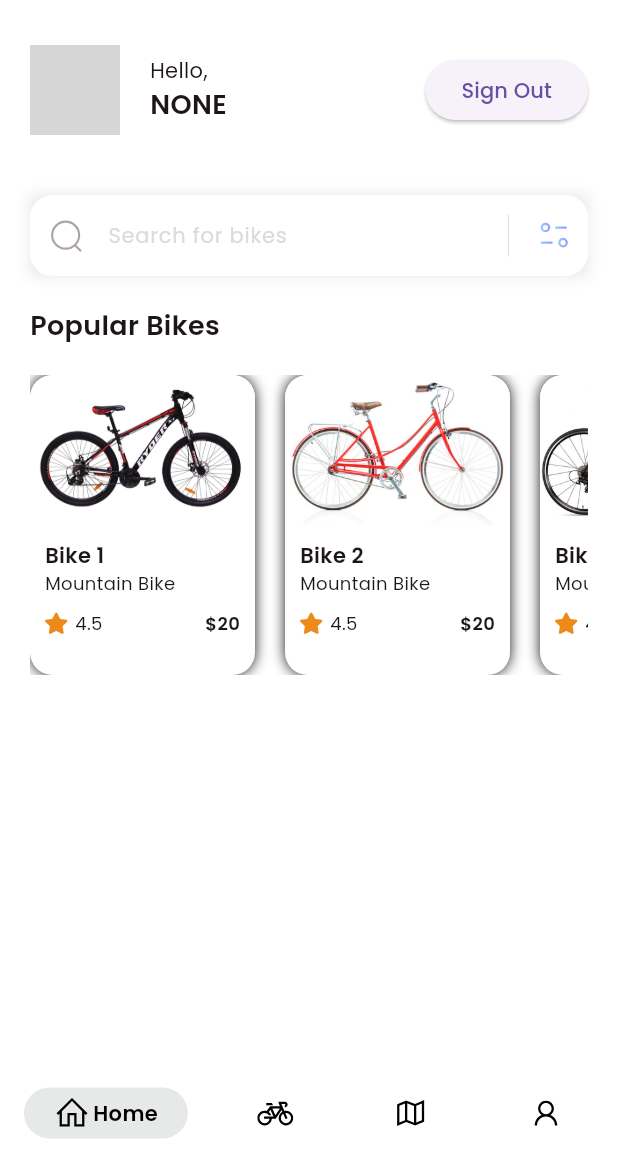
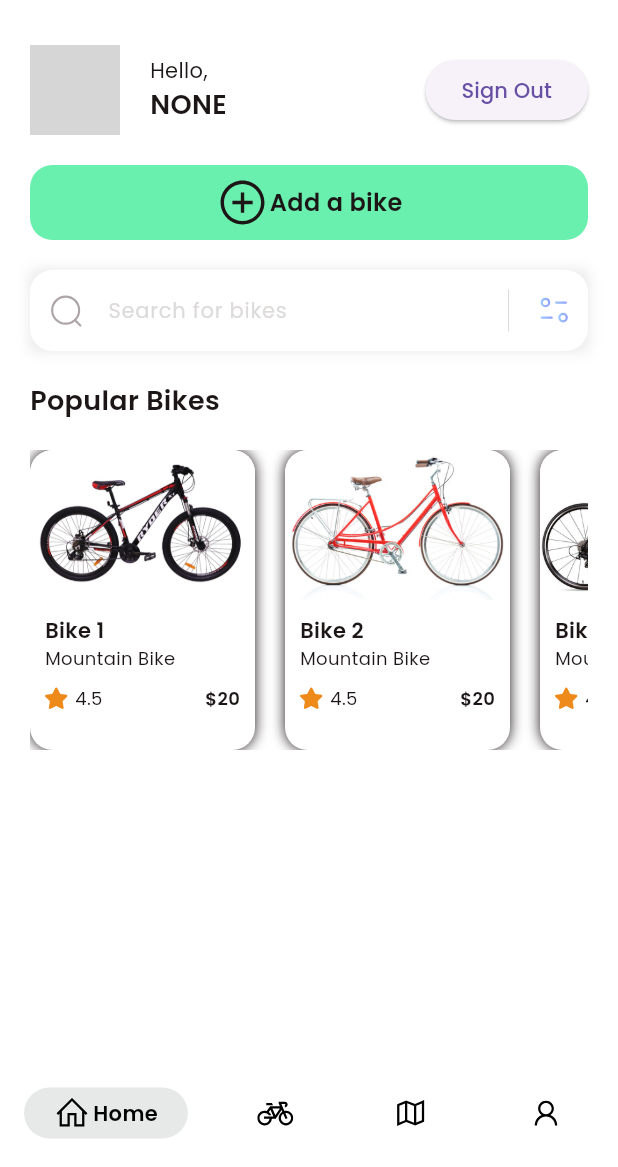
Before and after one commit to PeterArpon/elbisikleta, a Flutter app: the HomePage screen opened directly, on a phone screen of 412 x 824 dp, the part 69-1236 px from its top. Run offline on Flutter 3.47's test engine with Material 3 defaults, Android fonts, the phone set to English and light mode, and no system bars; drawn by our look-alikes of google_nav_bar; our stand-ins replace cloud_firestore, firebase_auth, firebase_core, flutter_svg, google_sign_in, iconly and 1 more; accounts and stored records are empty; network calls fail; grey boxes are pictures that could not be loaded.

Commit message:
UI: button for adding bike

```diff
--- a/lib/screens/HomePage.dart
+++ b/lib/screens/HomePage.dart
@@ -24,11 +24,45 @@ class _HomePageState extends State<HomePage> {
       body: ListView(
         children: [
           _userProfile(),
+          _addBike(),
           _searchField(),
           _popularBikes(),
         ],
       ),
       bottomNavigationBar: _bottomNavigationBar(),
+    );
+  }
+
+  GestureDetector _addBike() {
+    return GestureDetector(
+      onTap: () {
+        print('Add bike tapped');
+      },
+      child: Container(
+        margin: EdgeInsets.only(top: 20, left: 20, right: 20),
+        height: 50,
+        decoration: BoxDecoration(
+          color: Colors.greenAccent,
+          borderRadius: BorderRadius.circular(15),
+        ),
+        child: Row(
+          mainAxisAlignment: MainAxisAlignment.center,
+          children: [
+            Icon(LineIcons.plusCircle,
+              size: 36,
+              color: Color(0xff1D1617),
+            ),
+            SizedBox(height: 5),
+            Text('Add a bike',
+              style: TextStyle(
+                color: Color(0xff1D1617),
+                fontSize: 16,
+                fontWeight: FontWeight.w600,
+              ),
+            ),
+          ],
+        ),
+      ),
     );
   }
 
@@ -238,7 +272,7 @@ class _HomePageState extends State<HomePage> {
 
   Container _searchField(){
     return Container(
-      margin: EdgeInsets.only(top: 40, left: 20, right: 20),
+      margin: EdgeInsets.only(top: 20, left: 20, right: 20),
       decoration: BoxDecoration(
         boxShadow: [
           BoxShadow(
```
